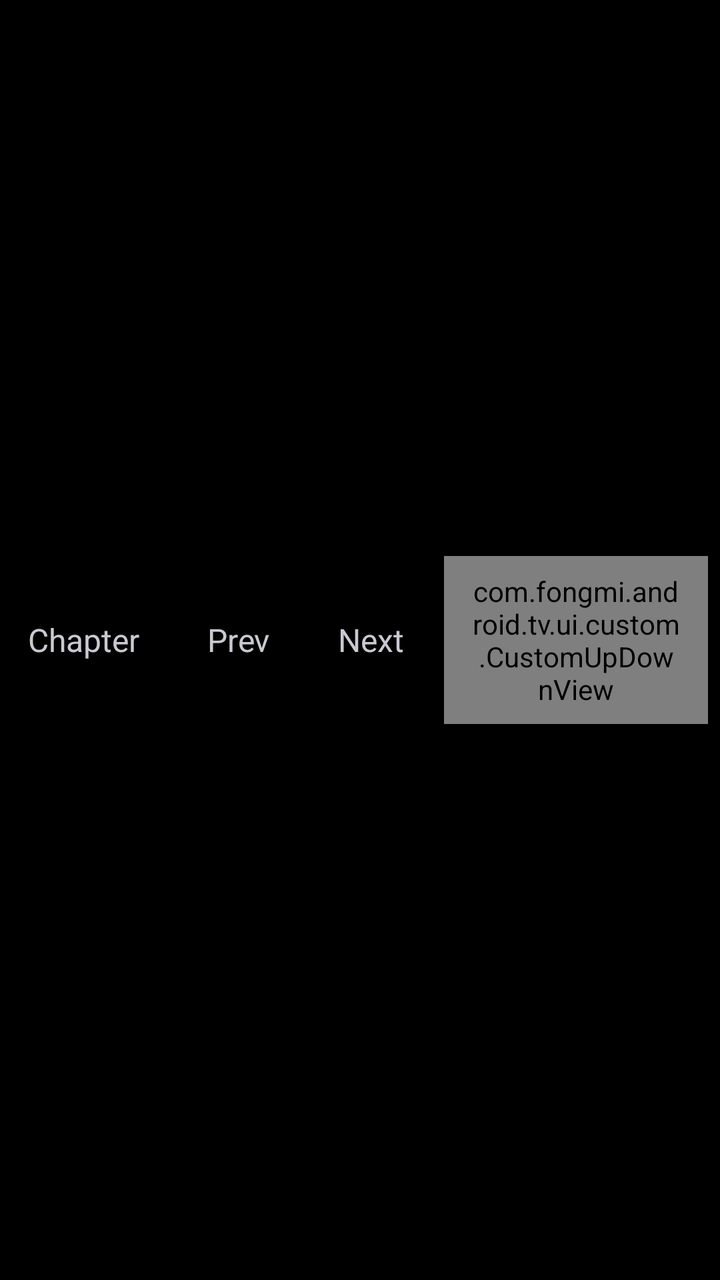
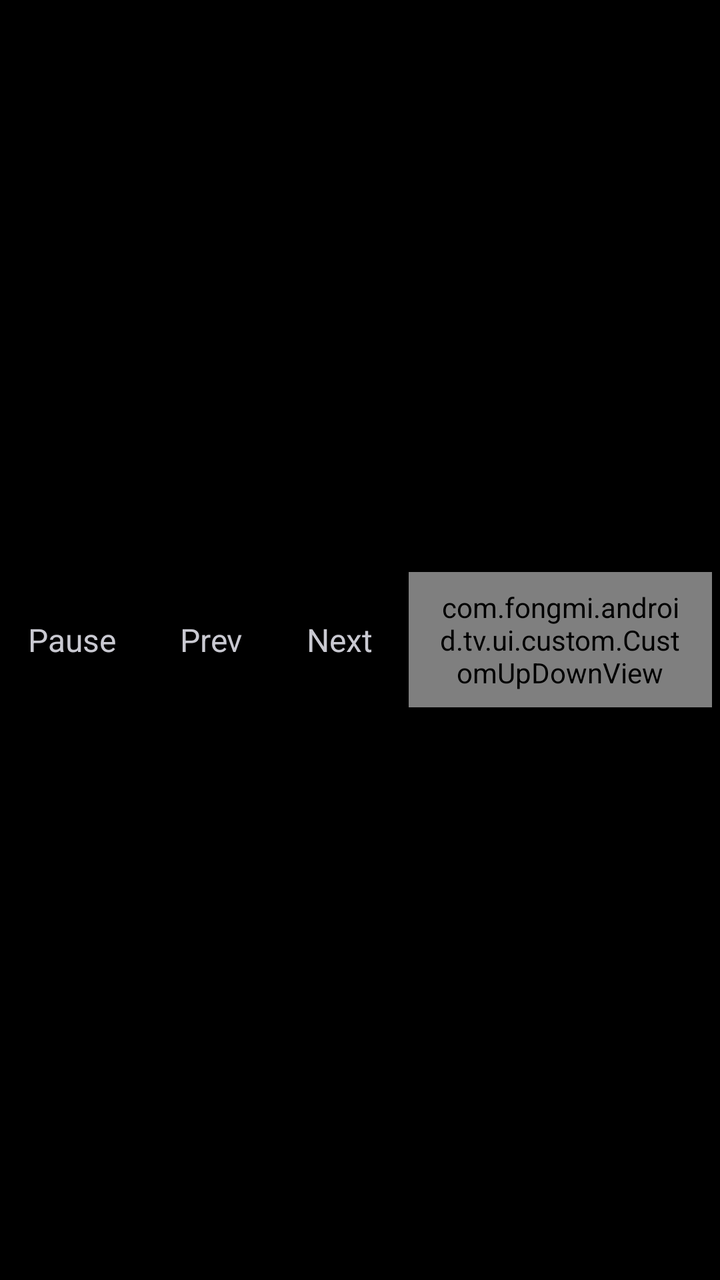

An Android layout rendered at two revisions. The XML below is the earlier revision; the diff shows what the commit changed to produce the second picture.
<!-- AndroidManifest.xml: another module's application theme Theme.App -->
<!-- res/layout/view_control_vod_action.xml -->
<?xml version="1.0" encoding="utf-8"?>
<androidx.appcompat.widget.LinearLayoutCompat xmlns:android="http://schemas.android.com/apk/res/android"
    xmlns:tools="http://schemas.android.com/tools"
    android:layout_width="match_parent"
    android:layout_height="wrap_content"
    android:orientation="vertical">

    
    <androidx.appcompat.widget.LinearLayoutCompat
        android:id="@+id/extra"
        android:layout_width="match_parent"
        android:layout_height="wrap_content"
        android:layout_marginBottom="8dp"
        android:gravity="center_vertical"
        android:orientation="horizontal"
        android:visibility="gone"
        tools:visibility="visible">

        <com.google.android.material.textview.MaterialTextView
            android:id="@+id/scale"
            style="@style/Control"
            android:layout_marginEnd="6dp"
            android:text="@string/play_scale" />

        <com.google.android.material.textview.MaterialTextView
            android:id="@+id/decode"
            style="@style/Control"
            android:layout_marginEnd="6dp"
            android:text="@string/play_decode" />

        <com.google.android.material.textview.MaterialTextView
            android:id="@+id/player"
            style="@style/Control"
            android:layout_marginEnd="6dp"
            android:text="@string/play_exo" />

        <com.google.android.material.textview.MaterialTextView
            android:id="@+id/reset"
            style="@style/Control"
            android:layout_marginEnd="6dp"
            android:text="@string/play_reset" />

        <com.google.android.material.textview.MaterialTextView
            android:id="@+id/replay"
            style="@style/Control"
            android:layout_marginEnd="6dp"
            android:text="@string/play_replay" />

        <com.google.android.material.textview.MaterialTextView
            android:id="@+id/edition"
            style="@style/Control"
            android:layout_marginEnd="6dp"
            android:text="@string/play_edition"
            android:visibility="gone" />

        <com.google.android.material.textview.MaterialTextView
            android:id="@+id/parse"
            style="@style/Control"
            android:layout_marginEnd="6dp"
            android:text="@string/parse"
            android:visibility="gone" />

        <com.google.android.material.textview.MaterialTextView
            android:id="@+id/danmaku"
            style="@style/Control"
            android:layout_marginEnd="6dp"
            android:text="@string/danmaku"
            android:visibility="gone" />

    </androidx.appcompat.widget.LinearLayoutCompat>

    
    <androidx.appcompat.widget.LinearLayoutCompat
        android:id="@+id/main"
        android:layout_width="match_parent"
        android:layout_height="wrap_content"
        android:gravity="center_vertical"
        android:orientation="horizontal">

        <com.google.android.material.textview.MaterialTextView
            android:id="@+id/chapter"
            style="@style/Control"
            android:layout_marginEnd="6dp"
            android:text="@string/play_chapter" />

        <com.google.android.material.textview.MaterialTextView
            android:id="@+id/prev"
            style="@style/Control"
            android:layout_marginEnd="6dp"
            android:text="@string/play_prev" />

        <com.google.android.material.textview.MaterialTextView
            android:id="@+id/next"
            style="@style/Control"
            android:layout_marginEnd="6dp"
            android:text="@string/play_next" />

        <com.fongmi.android.tv.ui.custom.CustomUpDownView
            android:id="@+id/speed"
            style="@style/Control"
            android:layout_marginEnd="6dp"
            android:fontFeatureSettings="tnum"
            android:text="@string/play_speed" />

        <com.google.android.material.textview.MaterialTextView
            android:id="@+id/audio"
            style="@style/Control"
            android:layout_marginEnd="6dp"
            android:tag="1"
            android:text="@string/play_track_audio" />

        <com.fongmi.android.tv.ui.custom.CustomUpDownView
            android:id="@+id/text"
            style="@style/Control"
            android:layout_marginEnd="6dp"
            android:tag="3"
            android:text="@string/play_track_text" />

        <com.google.android.material.textview.MaterialTextView
            android:id="@+id/video"
            style="@style/Control"
            android:layout_marginEnd="6dp"
            android:tag="2"
            android:text="@string/play_track_video" />

        <com.fongmi.android.tv.ui.custom.CustomUpDownView
            android:id="@+id/opening"
            style="@style/Control"
            android:layout_marginEnd="6dp"
            android:text="@string/play_op" />

        <com.fongmi.android.tv.ui.custom.CustomUpDownView
            android:id="@+id/ending"
            style="@style/Control"
            android:layout_marginEnd="6dp"
            android:text="@string/play_ed" />

        <com.google.android.material.textview.MaterialTextView
            android:id="@+id/repeat"
            style="@style/Control"
            android:layout_marginEnd="6dp"
            android:text="@string/play_repeat" />

        <com.google.android.material.textview.MaterialTextView
            android:id="@+id/statsButton"
            style="@style/Control"
            android:layout_marginEnd="6dp"
            android:text="@string/play_stats" />

        <com.google.android.material.textview.MaterialTextView
            android:id="@+id/more"
            style="@style/Control"
            android:text="@string/play_more" />

    </androidx.appcompat.widget.LinearLayoutCompat>

</androidx.appcompat.widget.LinearLayoutCompat>
<!-- resources referenced by this layout -->
<resources>
  <string name="danmaku">Danmaku</string>
  <string name="parse">Parse</string>
  <string name="play_chapter">Chapter</string>
  <string name="play_decode">Hard</string>
  <string name="play_ed">ED</string>
  <string name="play_edition">Title</string>
  <string name="play_exo">EXO</string>
  <string name="play_more">More</string>
  <string name="play_next">Next</string>
  <string name="play_op">OP</string>
  <string name="play_prev">Prev</string>
  <string name="play_repeat">Repeat</string>
  <string name="play_replay">Replay</string>
  <string name="play_reset">Reset</string>
  <string name="play_scale">Default</string>
  <string name="play_speed">Speed</string>
  <string name="play_stats">Stats</string>
  <string name="play_track_audio">Audio</string>
  <string name="play_track_text">Text</string>
  <string name="play_track_video">Video</string>
  <style name="Theme.App" parent="Theme.Base" />
  <!-- drawable selector_chip (drawable) -->
  <?xml version="1.0" encoding="utf-8"?>
  <selector xmlns:android="http://schemas.android.com/apk/res/android">
      <item android:drawable="@drawable/shape_chip_focused" android:state_focused="true" />
      <item android:drawable="@drawable/shape_chip_activated" android:state_selected="true" />
      <item android:drawable="@drawable/shape_chip_normal" />
  </selector>
  <!-- drawable shape_chip_focused (drawable) -->
  <?xml version="1.0" encoding="utf-8"?>
  <shape xmlns:android="http://schemas.android.com/apk/res/android"
      android:shape="rectangle">
      <solid android:color="@color/qbox_text" />
      <corners android:radius="16dp" />
      <padding
          android:bottom="8dp"
          android:left="14dp"
          android:right="14dp"
          android:top="8dp" />
  </shape>
  <!-- drawable shape_chip_activated (drawable) -->
  <?xml version="1.0" encoding="utf-8"?>
  <shape xmlns:android="http://schemas.android.com/apk/res/android"
      android:shape="rectangle">
      <solid android:color="#1FFFFFFF" />
      <corners android:radius="16dp" />
      <padding
          android:bottom="8dp"
          android:left="14dp"
          android:right="14dp"
          android:top="8dp" />
  </shape>
  <!-- drawable shape_chip_normal (drawable) -->
  <?xml version="1.0" encoding="utf-8"?>
  <shape xmlns:android="http://schemas.android.com/apk/res/android"
      android:shape="rectangle">
      <solid android:color="@color/transparent" />
      <corners android:radius="16dp" />
      <padding
          android:bottom="8dp"
          android:left="14dp"
          android:right="14dp"
          android:top="8dp" />
  </shape>
  <color name="qbox_accent">#5B8CFF</color>
  <color name="qbox_surface">#17171C</color>
  <color name="qbox_text">#FFFFFF</color>
  <style name="ThemeOverlay.QBox.Dialog" parent="ThemeOverlay.Material3.MaterialAlertDialog">
          <item name="colorSurface">@color/qbox_surface</item>
          <item name="colorSurfaceContainerHigh">@color/qbox_surface</item>
          <item name="colorSurfaceContainer">@color/qbox_surface</item>
          <item name="elevationOverlayEnabled">false</item>
      </style>
  <color name="qbox_bg">#000000</color>
  <style name="NoAnim">
          <item name="android:activityOpenEnterAnimation">@null</item>
          <item name="android:activityOpenExitAnimation">@null</item>
          <item name="android:activityCloseEnterAnimation">@null</item>
          <item name="android:activityCloseExitAnimation">@null</item>
      </style>
  <color name="transparent">#00000000</color>
  <!-- unchanged entries left out for length: 2 -->
</resources>

<!-- the commit's change to res/layout/view_control_vod_action.xml (unified diff, before → after) -->
@@ -41,12 +41,6 @@
             android:text="@string/play_reset" />
 
         <com.google.android.material.textview.MaterialTextView
-            android:id="@+id/replay"
-            style="@style/Control"
-            android:layout_marginEnd="6dp"
-            android:text="@string/play_replay" />
-
-        <com.google.android.material.textview.MaterialTextView
             android:id="@+id/edition"
             style="@style/Control"
             android:layout_marginEnd="6dp"
@@ -78,73 +72,85 @@
         android:orientation="horizontal">
 
         <com.google.android.material.textview.MaterialTextView
-            android:id="@+id/chapter"
+            android:id="@+id/playPause"
             style="@style/Control"
-            android:layout_marginEnd="6dp"
-            android:text="@string/play_chapter" />
+            android:layout_marginEnd="4dp"
+            android:text="@string/pause" />
 
         <com.google.android.material.textview.MaterialTextView
             android:id="@+id/prev"
             style="@style/Control"
-            android:layout_marginEnd="6dp"
+            android:layout_marginEnd="4dp"
             android:text="@string/play_prev" />
 
         <com.google.android.material.textview.MaterialTextView
             android:id="@+id/next"
             style="@style/Control"
-            android:layout_marginEnd="6dp"
+            android:layout_marginEnd="4dp"
             android:text="@string/play_next" />
 
         <com.fongmi.android.tv.ui.custom.CustomUpDownView
             android:id="@+id/speed"
             style="@style/Control"
-            android:layout_marginEnd="6dp"
+            android:layout_marginEnd="4dp"
             android:fontFeatureSettings="tnum"
             android:text="@string/play_speed" />
 
         <com.google.android.material.textview.MaterialTextView
             android:id="@+id/audio"
             style="@style/Control"
-            android:layout_marginEnd="6dp"
+            android:layout_marginEnd="4dp"
             android:tag="1"
             android:text="@string/play_track_audio" />
 
         <com.fongmi.android.tv.ui.custom.CustomUpDownView
             android:id="@+id/text"
             style="@style/Control"
-            android:layout_marginEnd="6dp"
+            android:layout_marginEnd="4dp"
             android:tag="3"
             android:text="@string/play_track_text" />
 
         <com.google.android.material.textview.MaterialTextView
             android:id="@+id/video"
             style="@style/Control"
-            android:layout_marginEnd="6dp"
+            android:layout_marginEnd="4dp"
             android:tag="2"
             android:text="@string/play_track_video" />
 
         <com.fongmi.android.tv.ui.custom.CustomUpDownView
             android:id="@+id/opening"
             style="@style/Control"
-            android:layout_marginEnd="6dp"
+            android:layout_marginEnd="4dp"
             android:text="@string/play_op" />
 
         <com.fongmi.android.tv.ui.custom.CustomUpDownView
             android:id="@+id/ending"
             style="@style/Control"
-            android:layout_marginEnd="6dp"
+            android:layout_marginEnd="4dp"
             android:text="@string/play_ed" />
 
         <com.google.android.material.textview.MaterialTextView
             android:id="@+id/repeat"
             style="@style/Control"
-            android:layout_marginEnd="6dp"
+            android:layout_marginEnd="4dp"
             android:text="@string/play_repeat" />
+
+        <com.google.android.material.textview.MaterialTextView
+            android:id="@+id/chapter"
+            style="@style/Control"
+            android:layout_marginEnd="4dp"
+            android:text="@string/play_chapter" />
+
+        <com.google.android.material.textview.MaterialTextView
+            android:id="@+id/replay"
+            style="@style/Control"
+            android:layout_marginEnd="4dp"
+            android:text="@string/play_replay" />
 
         <com.google.android.material.textview.MaterialTextView
             android:id="@+id/statsButton"
             style="@style/Control"
-            android:layout_marginEnd="6dp"
+            android:layout_marginEnd="4dp"
             android:text="@string/play_stats" />
 
         <com.google.android.material.textview.MaterialTextView
<!-- resource entries referenced after the edit -->
@@ -2,6 +2,7 @@
 <resources>
   <string name="danmaku">Danmaku</string>
   <string name="parse">Parse</string>
+  <string name="pause">Pause</string>
   <string name="play_chapter">Chapter</string>
   <string name="play_decode">Hard</string>
   <string name="play_ed">ED</string>
